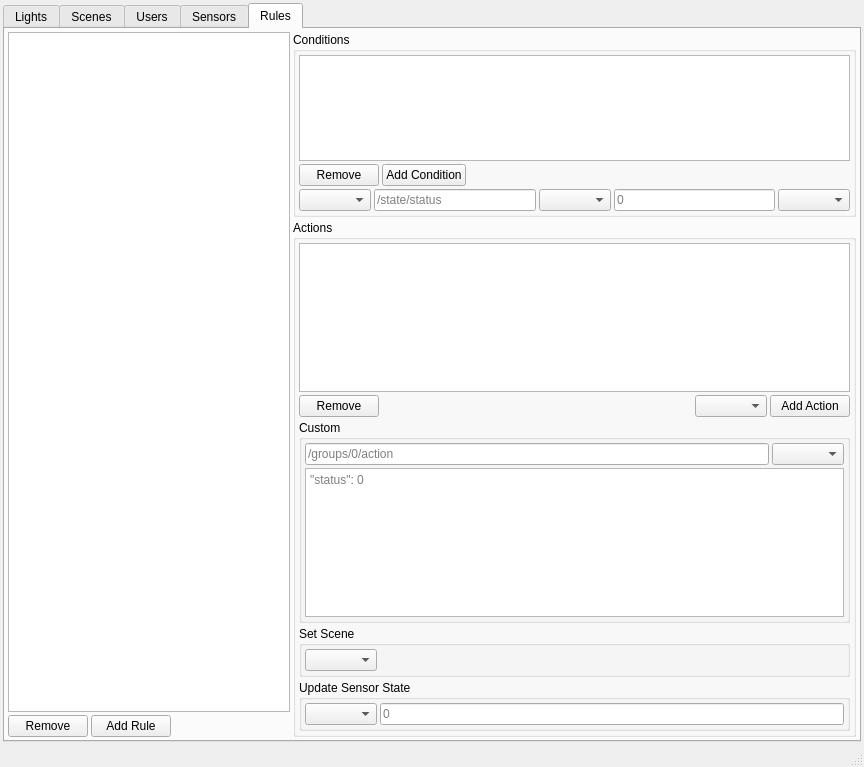
Above: apps/qtGui/shinegui.ui from Baertierchen/shine before the change. Below: the same form after it.
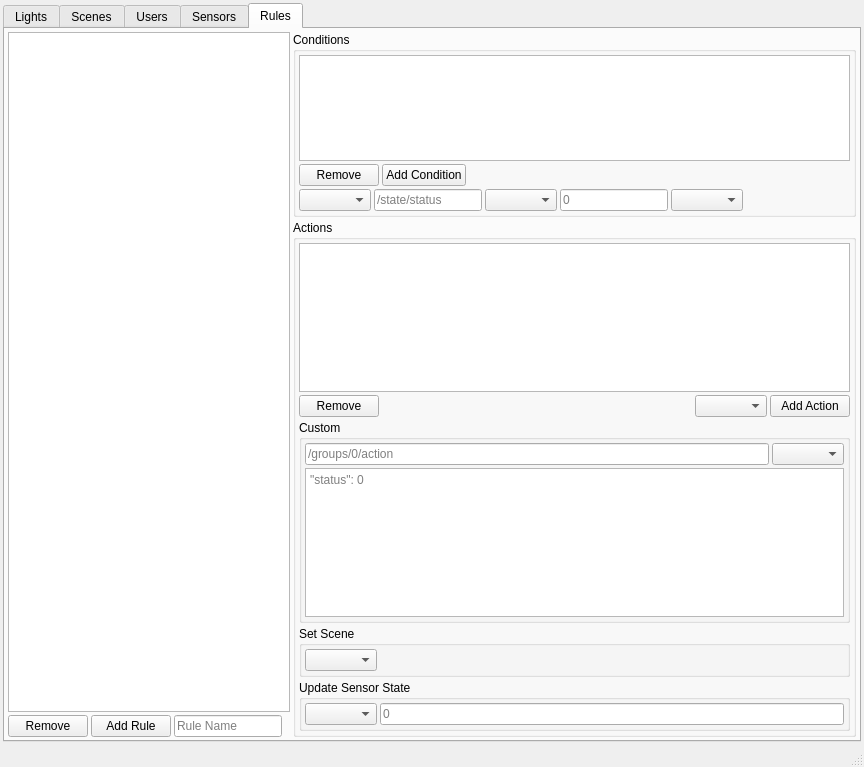
That is the form after the change.

Commit message: Allow to add new rules + minor improvements

The edit to the form file:
```diff
--- a/apps/qtGui/shinegui.ui
+++ b/apps/qtGui/shinegui.ui
@@ -462,6 +462,13 @@
               </property>
              </widget>
             </item>
+            <item>
+             <widget class="QLineEdit" name="txt_ruleName">
+              <property name="placeholderText">
+               <string>Rule Name</string>
+              </property>
+             </widget>
+            </item>
             <item>
              <spacer name="horizontalSpacer_4">
               <property name="orientation">
@@ -469,7 +476,7 @@
               </property>
               <property name="sizeHint" stdset="0">
                <size>
-                <width>40</width>
+                <width>0</width>
                 <height>20</height>
                </size>
               </property>
@@ -586,6 +593,19 @@
                  </property>
                 </widget>
                </item>
+               <item>
+                <spacer name="horizontalSpacer_8">
+                 <property name="orientation">
+                  <enum>Qt::Horizontal</enum>
+                 </property>
+                 <property name="sizeHint" stdset="0">
+                  <size>
+                   <width>0</width>
+                   <height>20</height>
+                  </size>
+                 </property>
+                </spacer>
+               </item>
               </layout>
              </item>
             </layout>
```
The commit also changes 8 other files.
